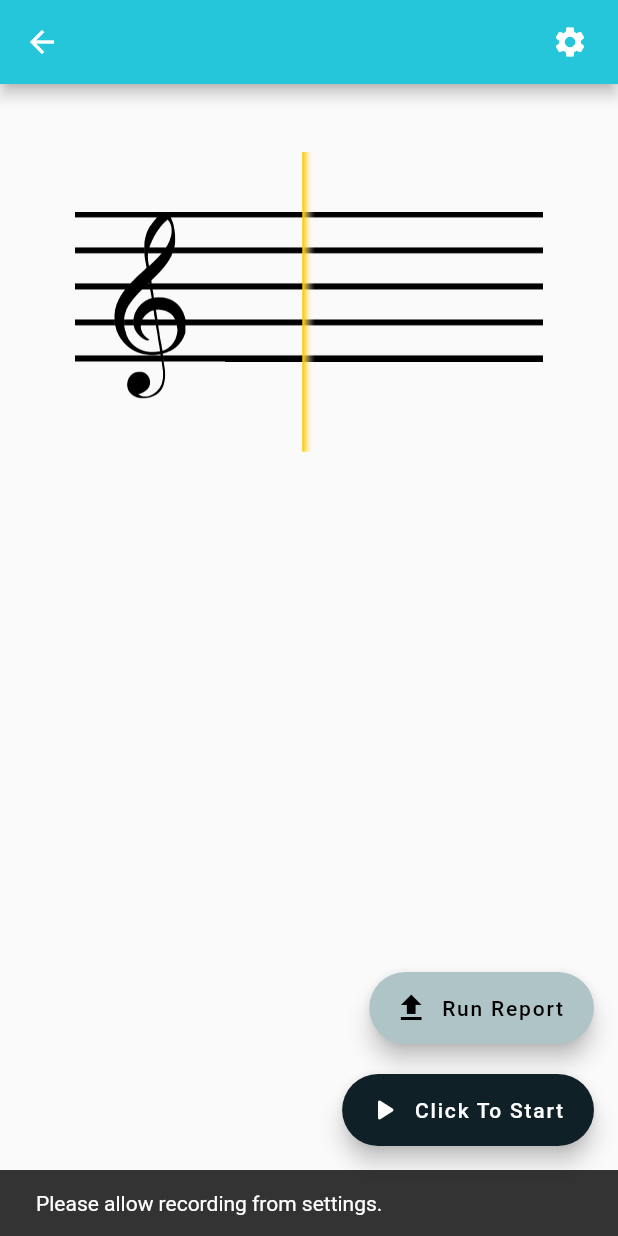
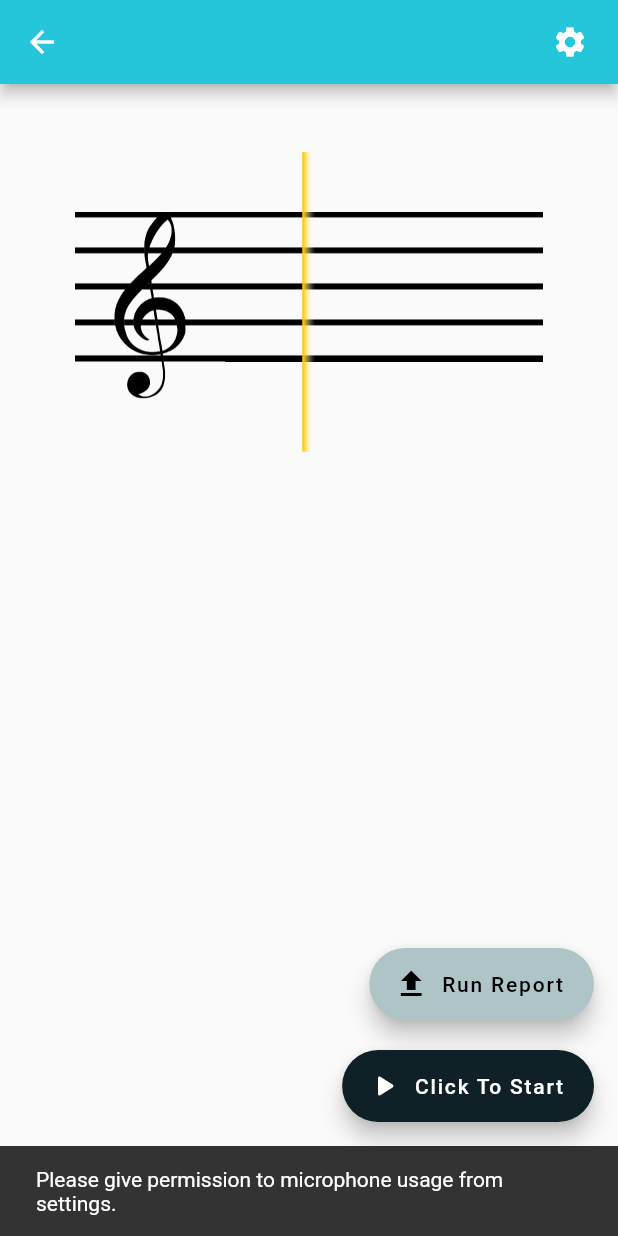
Before and after one commit to Amzyshk/An-AI-Piano-Tutor-Frontend, a Flutter app: the Detail screen opened directly with empty values, after a tap on "Click To Start", on a phone screen of 412 x 824 dp. Run offline on Flutter 3.47's test engine with Material 2 defaults, Android fonts, the phone set to English and light mode, and no system bars; drawn by our look-alikes of flutter_easyloading; our stand-ins replace flutter_rating_bar, percent_indicator; missing offline and left inert: flutter_audio_recorder, orientation; network calls fail; statements that could not run were skipped.

Commit message:
minor changes

```diff
--- a/lib/detail.dart
+++ b/lib/detail.dart
@@ -47,7 +47,6 @@ enum RecordingState {
   UnSet,
   Set,
   Recording,
-  Stopped,
 }
 
 class _DetailState extends State<Detail> {
@@ -585,6 +584,7 @@ class _DetailState extends State<Detail> {
       request.fields['start_time'] = start_time.toString();
       request.fields['bpm'] = selected_bpm.toString();
       request.fields['song_name'] = widget.song.name;
+      print("-------------song_name" + widget.song.name);
       await request.send().then((response) async {
         print("--------------uploaded, the result is: ");
         await EasyLoading.dismiss();
@@ -615,20 +615,16 @@ class _DetailState extends State<Detail> {
 
       case RecordingState.Recording:
         await _stopRecording();
-        _recordingState = RecordingState.Stopped;
+        _recordingState = RecordingState.Set;
         _recordIcon = Icons.play_arrow_rounded;
         _recordText = 'Restart';
         _backtoStart();
         break;
 
-      case RecordingState.Stopped:
-        await _recordVoice();
-        break;
-
       case RecordingState.UnSet:
         _scaffoldkey.currentState.hideCurrentSnackBar();
         _scaffoldkey.currentState.showSnackBar(SnackBar(
-          content: Text('Please allow recording from settings.'),
+          content: Text('Please give permission to microphone usage from settings.'),
         ));
         break;
     }
@@ -688,7 +684,7 @@ class _DetailState extends State<Detail> {
     } else {
       _scaffoldkey.currentState.hideCurrentSnackBar();
       _scaffoldkey.currentState.showSnackBar(SnackBar(
-        content: Text('Please allow recording from settings.'),
+        content: Text('Please give permission to microphone usage from settings.'),
       ));
     }
   }
```
